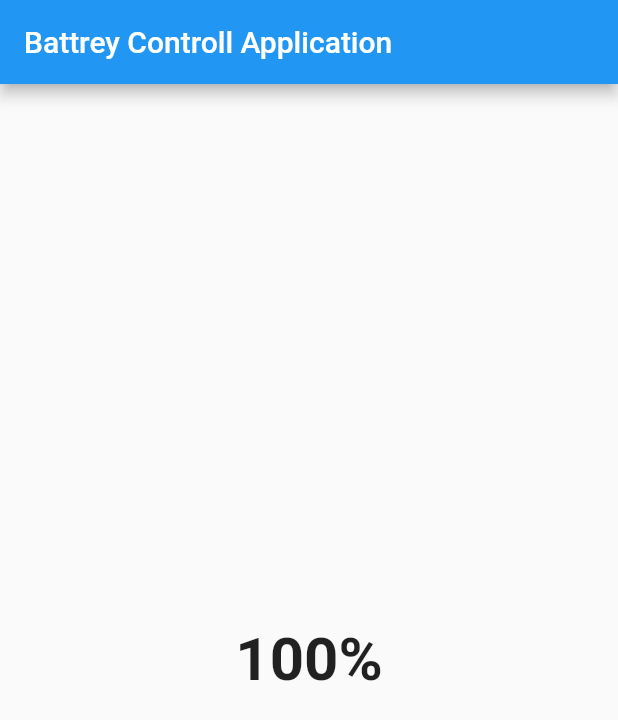
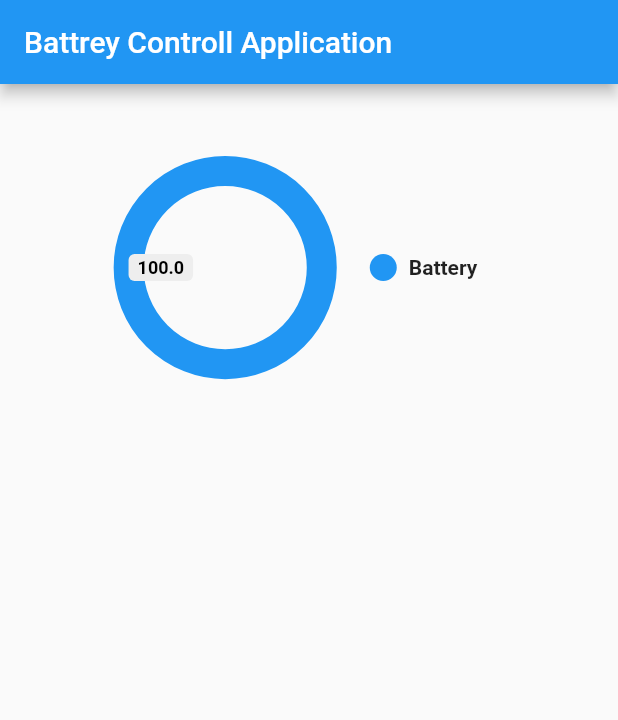
Before and after one commit to 0017-alt/batteryController, a Flutter app: the screen it shows after launch, on a phone screen of 412 x 824 dp. Shown: the top 720 px of the screen. Run offline on Flutter 3.47's test engine with Material 2 defaults, Android fonts, the phone set to English and light mode, and no system bars; drawn by our look-alikes of pie_chart; our stand-ins replace battery_plus.

Commit message:
update battery-app

```diff
--- a/battery/lib/main.dart
+++ b/battery/lib/main.dart
@@ -1,5 +1,6 @@
 import 'package:flutter/material.dart';
 import 'package:battery_plus/battery_plus.dart';
+import 'package:pie_chart/pie_chart.dart';
 
 void main() {
   runApp(const MyApp());
@@ -34,6 +35,11 @@ Future<int> getBatteryLevel() async {
   return battery.batteryLevel;
 }
 
+Future<BatteryState> getBatteryState() async {
+  var battery = Battery();
+  return battery.batteryState;
+}
+
 class _MyHomePageState extends State<MyHomePage> {
   @override
   Widget build(BuildContext context) {
@@ -47,22 +53,25 @@ class _MyHomePageState extends State<MyHomePage> {
           if (!snapshot.hasData) {
             return Text("データが見つかりません");
           }
-          // データ表示
           return Scaffold(
             appBar: AppBar(
               title: Text(widget.title),
             ),
             body: Center(
               child: Column(
-                mainAxisAlignment: MainAxisAlignment.center,
                 children: <Widget>[
-                  Text(
-                    '${snapshot.data}%',
-                    style: TextStyle(
-                      fontWeight: FontWeight.bold,
-                      fontSize: 40,
-                    ),
-                  )
+                  SizedBox(height: 50),
+                  PieChart(
+                    dataMap: <String, double>{
+                      "Battery": double.parse('${snapshot.data}')
+                    },
+                    chartType: ChartType.ring,
+                    baseChartColor: Colors.white,
+                    colorList: <Color>[Colors.blue],
+                    chartLegendSpacing: 32,
+                    chartRadius: MediaQuery.of(context).size.width / 3.2,
+                  ),
+                  //Text('${snapshot.data}')
                 ],
               ),
             ),
--- a/battery/pubspec.yaml
+++ b/battery/pubspec.yaml
@@ -34,6 +34,8 @@ dependencies:
   # The following adds the Cupertino Icons font to your application.
   # Use with the CupertinoIcons class for iOS style icons.
   cupertino_icons: ^1.0.2
+  charts_flutter: ^0.9.0
+  pie_chart: ^5.3.2
 
 dev_dependencies:
   flutter_test:
```
Also changed, not shown: battery/pubspec.lock, 1 other file.
